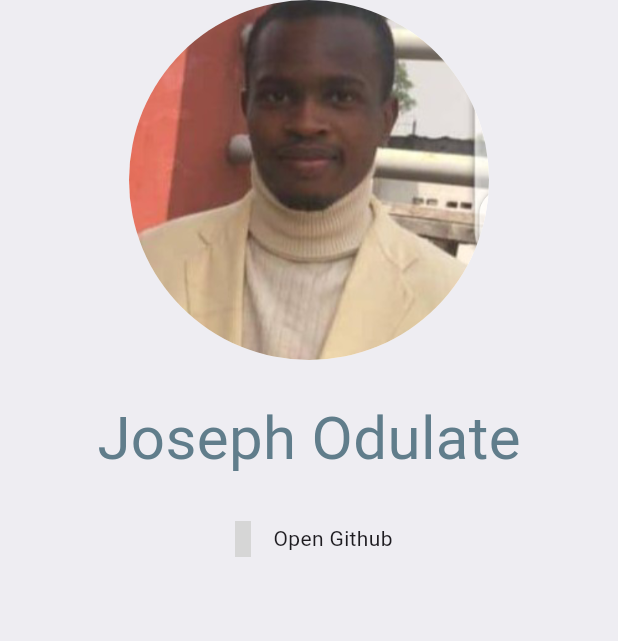
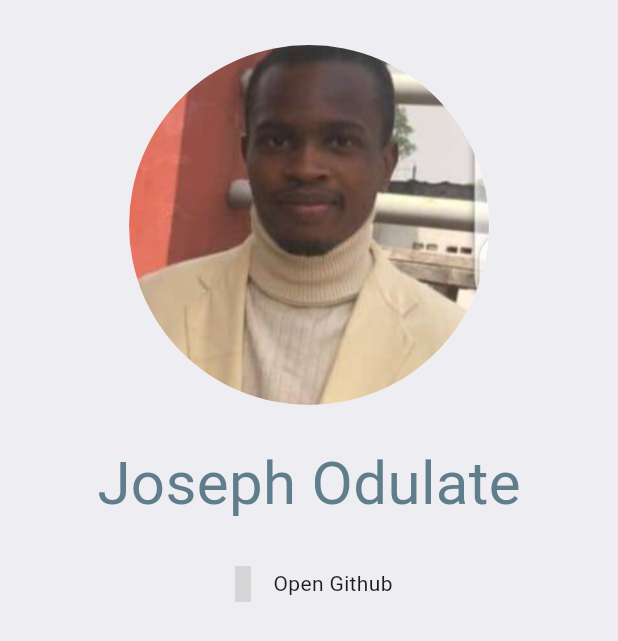
Before and after one commit to joeolamide/hng_ass_1, a Flutter app: the screen it shows after launch, on a phone screen of 412 x 824 dp. Shown: the top 641 px of the screen. Run offline on Flutter 3.47's test engine with Material 2 defaults, Android fonts, the phone set to English and light mode, and no system bars; our stand-ins replace gap, get, simple_icons; grey boxes are pictures that could not be loaded.

Commit message:
my third commit

```diff
--- a/lib/home_screen.dart
+++ b/lib/home_screen.dart
@@ -22,6 +22,7 @@ class HomeScreen extends StatelessWidget {
           Column(
             crossAxisAlignment: CrossAxisAlignment.center,
             children: [
+              Gap(30),
               Container(
                 child: CircleAvatar(
                   backgroundColor: Colors.white,
```
